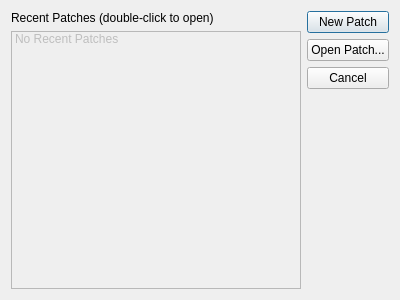
Before: the Qt Designer form FugioApp/patchpromptdialog.ui in bigfug/Fugio, drawn with Qt 5.
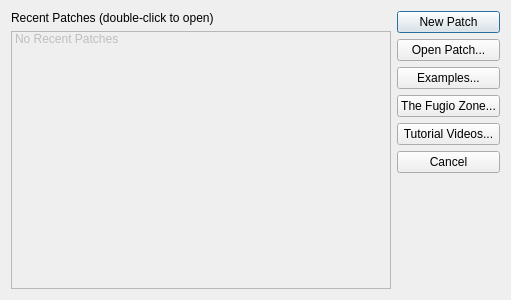
After: the same form once the commit is applied.

```diff
--- a/FugioApp/patchpromptdialog.ui
+++ b/FugioApp/patchpromptdialog.ui
@@ -6,7 +6,7 @@
    <rect>
     <x>0</x>
     <y>0</y>
-    <width>400</width>
+    <width>511</width>
     <height>300</height>
    </rect>
   </property>
@@ -53,6 +53,27 @@
        </property>
       </widget>
      </item>
+     <item>
+      <widget class="QPushButton" name="mButtonExamples">
+       <property name="text">
+        <string>Examples...</string>
+       </property>
+      </widget>
+     </item>
+     <item>
+      <widget class="QPushButton" name="mButtonTheFugioZone">
+       <property name="text">
+        <string>The Fugio Zone...</string>
+       </property>
+      </widget>
+     </item>
+     <item>
+      <widget class="QPushButton" name="mButtonTutorialVideos">
+       <property name="text">
+        <string>Tutorial Videos...</string>
+       </property>
+      </widget>
+     </item>
      <item>
       <widget class="QPushButton" name="mButtonCancel">
        <property name="text">
```
